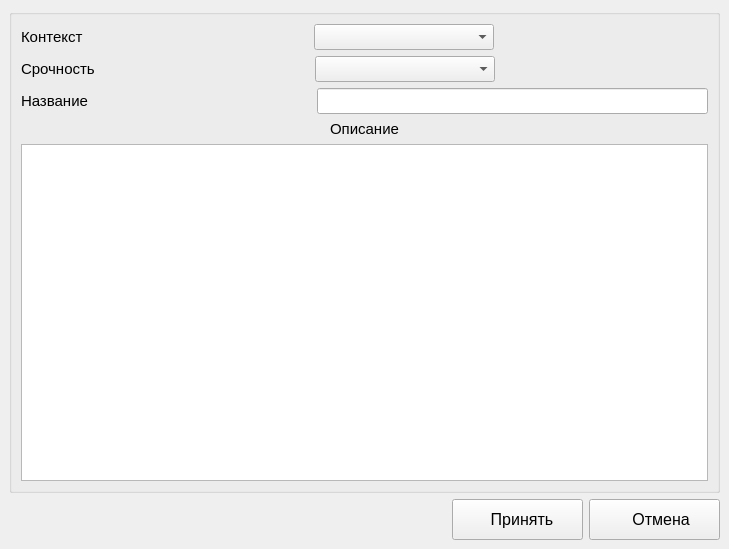
This is ui/task_edit.ui in wterkin/tasks_board as Qt 5 draws it before an edit. The edited form follows.
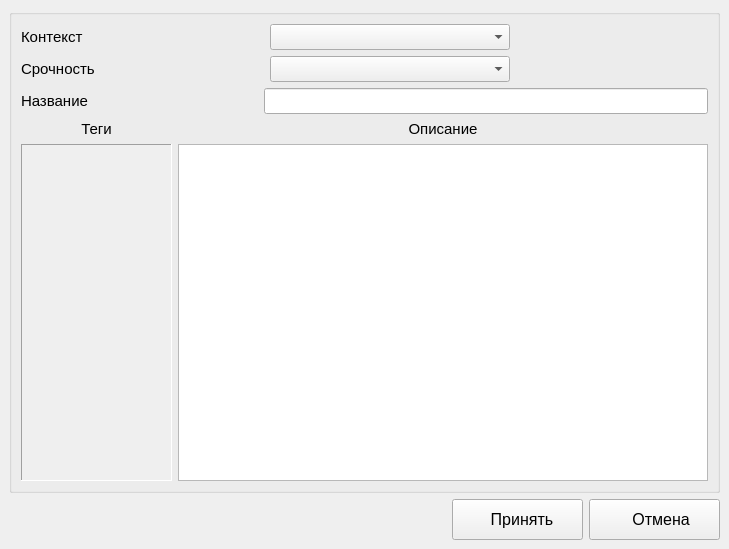
This is the edited form. Icons and pictures are not drawn.

Commit message: Форма редактирования задачи изменена + танцы вокруг модели

```diff
--- a/ui/task_edit.ui
+++ b/ui/task_edit.ui
@@ -64,7 +64,7 @@
           <widget class="QComboBox" name="comboBox_Contexts">
            <property name="minimumSize">
             <size>
-             <width>180</width>
+             <width>240</width>
              <height>22</height>
             </size>
            </property>
@@ -127,7 +127,7 @@
           <widget class="QComboBox" name="comboBox_Urgencies">
            <property name="minimumSize">
             <size>
-             <width>180</width>
+             <width>240</width>
              <height>22</height>
             </size>
            </property>
@@ -180,7 +180,7 @@
            </property>
            <property name="sizeHint" stdset="0">
             <size>
-             <width>58</width>
+             <width>55</width>
              <height>20</height>
             </size>
            </property>
@@ -190,7 +190,7 @@
           <widget class="QLineEdit" name="lineEdit_Name">
            <property name="minimumSize">
             <size>
-             <width>391</width>
+             <width>444</width>
              <height>0</height>
             </size>
            </property>
@@ -202,6 +202,35 @@
           </widget>
          </item>
         </layout>
+       </item>
+       <item>
+        <layout class="QHBoxLayout" name="horizontalLayout_5">
+         <item>
+          <widget class="QLabel" name="label_Description_2">
+           <property name="minimumSize">
+            <size>
+             <width>151</width>
+             <height>0</height>
+            </size>
+           </property>
+           <property name="maximumSize">
+            <size>
+             <width>151</width>
+             <height>16777215</height>
+            </size>
+           </property>
+           <property name="font">
+            <font>
+             <pointsize>11</pointsize>
+            </font>
+           </property>
+           <property name="text">
+            <string>Теги</string>
+           </property>
+           <property name="alignment">
+            <set>Qt::AlignCenter</set>
+           </property>
+          </widget>
        </item>
        <item>
         <widget class="QLabel" name="label_Description">
@@ -218,8 +247,46 @@
          </property>
         </widget>
        </item>
+        </layout>
+       </item>
+       <item>
+        <layout class="QHBoxLayout" name="horizontalLayout_6">
+         <item>
+          <widget class="QScrollArea" name="scrollArea">
+           <property name="minimumSize">
+            <size>
+             <width>151</width>
+             <height>0</height>
+            </size>
+           </property>
+           <property name="maximumSize">
+            <size>
+             <width>151</width>
+             <height>16777215</height>
+            </size>
+           </property>
+           <property name="frameShape">
+            <enum>QFrame::Panel</enum>
+           </property>
+           <property name="widgetResizable">
+            <bool>true</bool>
+           </property>
+           <widget class="QWidget" name="scrollAreaWidgetContents">
+            <property name="geometry">
+             <rect>
+              <x>0</x>
+              <y>0</y>
+              <width>149</width>
+              <height>336</height>
+             </rect>
+            </property>
+           </widget>
+          </widget>
+         </item>
        <item>
         <widget class="QTextEdit" name="textEdit_Description"/>
+         </item>
+        </layout>
        </item>
       </layout>
      </widget>
```
Lines whose indentation alone changed are shown as unchanged. The commit also changes 7 other files.
